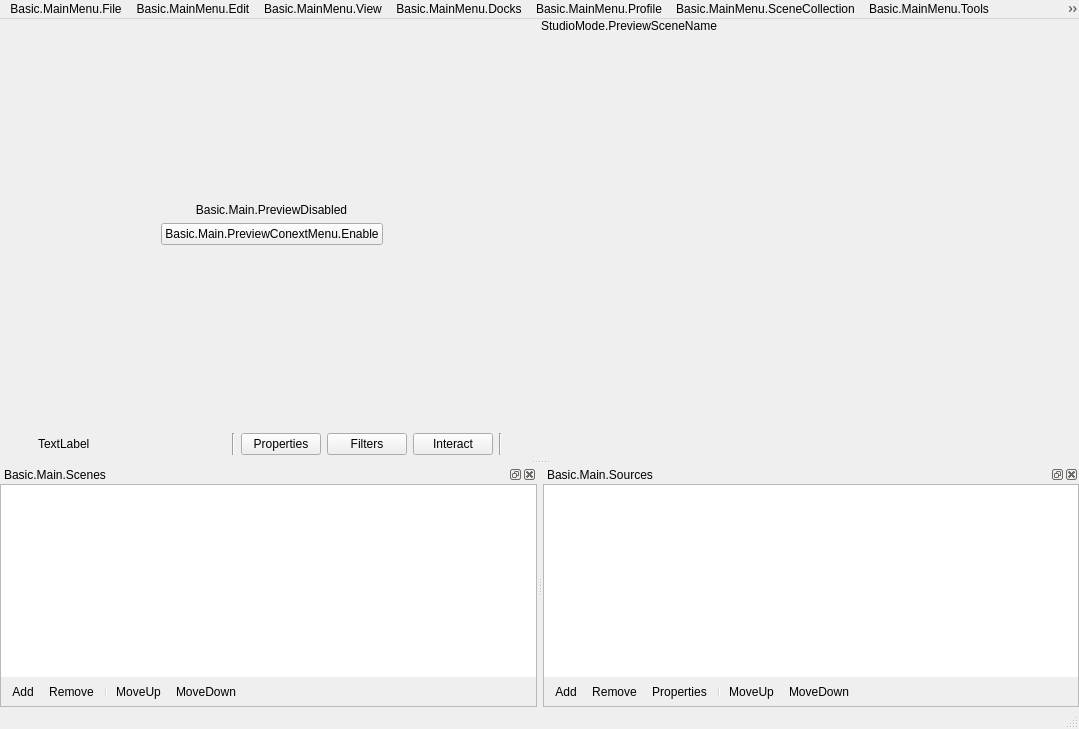
Above: UI/forms/OBSBasic.ui from tytan652/obs-studio before the change. Below: the same form after it.
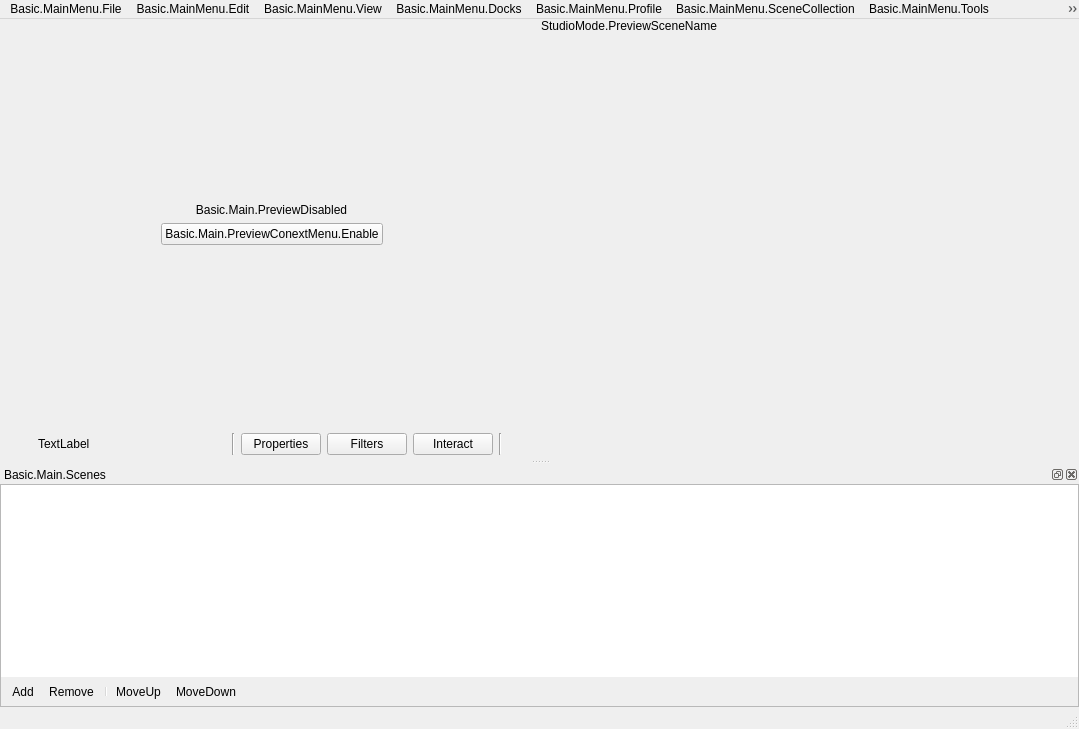
That is the form after the change. Icons and pictures are not drawn. Custom widgets are drawn as their Qt base class.

Commit message:
UI: Separate sources dock from the main window
This is a dirty separation, meaning that the main window still heavily
rely on widgets inside the dock.

A better separation will be possible only if the scene collection is
separated of the main window.

```diff
--- a/UI/forms/OBSBasic.ui
+++ b/UI/forms/OBSBasic.ui
@@ -868,145 +868,6 @@
     </layout>
    </widget>
   </widget>
-  <widget class="OBSDock" name="sourcesDock">
-   <property name="features">
-    <set>QDockWidget::DockWidgetClosable|QDockWidget::DockWidgetMovable|QDockWidget::DockWidgetFloatable</set>
-   </property>
-   <property name="windowTitle">
-    <string>Basic.Main.Sources</string>
-   </property>
-   <attribute name="dockWidgetArea">
-    <number>8</number>
-   </attribute>
-   <widget class="QWidget" name="dockWidgetContents_6">
-    <layout class="QVBoxLayout" name="verticalLayout_5">
-     <property name="spacing">
-      <number>0</number>
-     </property>
-     <property name="leftMargin">
-      <number>0</number>
-     </property>
-     <property name="topMargin">
-      <number>0</number>
-     </property>
-     <property name="rightMargin">
-      <number>0</number>
-     </property>
-     <property name="bottomMargin">
-      <number>0</number>
-     </property>
-     <item>
-      <widget class="QFrame" name="sourcesFrame">
-       <property name="sizePolicy">
-        <sizepolicy hsizetype="Expanding" vsizetype="Expanding">
-         <horstretch>0</horstretch>
-         <verstretch>0</verstretch>
-        </sizepolicy>
-       </property>
-       <property name="minimumSize">
-        <size>
-         <width>160</width>
-         <height>0</height>
-        </size>
-       </property>
-       <property name="frameShape">
-        <enum>QFrame::StyledPanel</enum>
-       </property>
-       <property name="frameShadow">
-        <enum>QFrame::Sunken</enum>
-       </property>
-       <layout class="QVBoxLayout" name="verticalLayout_17">
-        <property name="spacing">
-         <number>0</number>
-        </property>
-        <property name="leftMargin">
-         <number>0</number>
-        </property>
-        <property name="topMargin">
-         <number>0</number>
-        </property>
-        <property name="rightMargin">
-         <number>0</number>
-        </property>
-        <property name="bottomMargin">
-         <number>0</number>
-        </property>
-        <item>
-         <widget class="SourceTree" name="sources">
-          <property name="sizePolicy">
-           <sizepolicy hsizetype="Preferred" vsizetype="Expanding">
-            <horstretch>0</horstretch>
-            <verstretch>0</verstretch>
-           </sizepolicy>
-          </property>
-          <property name="spacing">
-           <number>0</number>
-          </property>
-          <property name="contextMenuPolicy">
-           <enum>Qt::CustomContextMenu</enum>
-          </property>
-          <property name="frameShape">
-           <enum>QFrame::NoFrame</enum>
-          </property>
-          <property name="showDropIndicator" stdset="0">
-           <bool>true</bool>
-          </property>
-          <property name="dragEnabled">
-           <bool>true</bool>
-          </property>
-          <property name="dragDropMode">
-           <enum>QAbstractItemView::InternalMove</enum>
-          </property>
-          <property name="defaultDropAction">
-           <enum>Qt::TargetMoveAction</enum>
-          </property>
-          <property name="selectionMode">
-           <enum>QAbstractItemView::ExtendedSelection</enum>
-          </property>
-          <addaction name="actionRemoveSource"/>
-         </widget>
-        </item>
-        <item>
-         <widget class="QToolBar" name="sourcesToolbar">
-          <property name="iconSize">
-           <size>
-            <width>16</width>
-            <height>16</height>
-           </size>
-          </property>
-          <property name="floatable">
-           <bool>false</bool>
-          </property>
-          <addaction name="actionAddSource"/>
-          <addaction name="actionRemoveSource"/>
-          <addaction name="actionSourceProperties"/>
-          <addaction name="separator"/>
-          <addaction name="actionSourceUp"/>
-          <addaction name="actionSourceDown"/>
-         </widget>
-        </item>
-        <item>
-         <spacer name="sourcesFixedSizeHSpacer">
-          <property name="orientation">
-           <enum>Qt::Horizontal</enum>
-          </property>
-          <property name="sizeType">
-           <enum>QSizePolicy::Fixed</enum>
-          </property>
-          <property name="sizeHint" stdset="0">
-           <size>
-            <width>150</width>
-            <height>0</height>
-           </size>
-          </property>
-         </spacer>
-        </item>
-       </layout>
-      </widget>
-     </item>
-    </layout>
-   </widget>
-  </widget>
   <action name="actionAddScene">
    <property name="icon">
     <iconset>
@@ -1022,21 +883,6 @@
     <string notr="true">addIconSmall</string>
    </property>
   </action>
-  <action name="actionAddSource">
-   <property name="icon">
-    <iconset>
-     <normaloff>:/res/images/plus.svg</normaloff>:/res/images/plus.svg</iconset>
-   </property>
-   <property name="text">
-    <string>Add</string>
-   </property>
-   <property name="toolTip">
-    <string>AddSource</string>
-   </property>
-   <property name="themeID" stdset="0">
-    <string notr="true">addIconSmall</string>
-   </property>
-  </action>
   <action name="actionRemoveScene">
    <property name="icon">
     <iconset>
@@ -1079,24 +925,6 @@
     <string notr="true">removeIconSmall</string>
    </property>
   </action>
-  <action name="actionSourceProperties">
-   <property name="enabled">
-    <bool>true</bool>
-   </property>
-   <property name="icon">
-    <iconset>
-     <normaloff>:/settings/images/settings/general.svg</normaloff>:/settings/images/settings/general.svg</iconset>
-   </property>
-   <property name="text">
-    <string>Properties</string>
-   </property>
-   <property name="toolTip">
-    <string>SourceProperties</string>
-   </property>
-   <property name="themeID" stdset="0">
-    <string notr="true">propertiesIconSmall</string>
-   </property>
-  </action>
   <action name="actionSceneUp">
    <property name="icon">
     <iconset>
@@ -1112,24 +940,6 @@
     <string notr="true">upArrowIconSmall</string>
    </property>
   </action>
-  <action name="actionSourceUp">
-   <property name="enabled">
-    <bool>true</bool>
-   </property>
-   <property name="icon">
-    <iconset>
-     <normaloff>:/res/images/up.svg</normaloff>:/res/images/up.svg</iconset>
-   </property>
-   <property name="text">
-    <string>MoveUp</string>
-   </property>
-   <property name="toolTip">
-    <string>MoveSourceUp</string>
-   </property>
-   <property name="themeID" stdset="0">
-    <string notr="true">upArrowIconSmall</string>
-   </property>
-  </action>
   <action name="actionSceneDown">
    <property name="icon">
     <iconset>
@@ -1145,24 +955,6 @@
     <string notr="true">downArrowIconSmall</string>
    </property>
   </action>
-  <action name="actionSourceDown">
-   <property name="enabled">
-    <bool>true</bool>
-   </property>
-   <property name="icon">
-    <iconset>
-     <normaloff>:/res/images/down.svg</normaloff>:/res/images/down.svg</iconset>
-   </property>
-   <property name="text">
-    <string>MoveDown</string>
-   </property>
-   <property name="toolTip">
-    <string>MoveSourceDown</string>
-   </property>
-   <property name="themeID" stdset="0">
-    <string notr="true">downArrowIconSmall</string>
-   </property>
-  </action>
   <action name="actionShow_Recordings">
    <property name="text">
     <string>Basic.MainMenu.File.ShowRecordings</string>
@@ -1703,11 +1495,6 @@
    <extends>QStatusBar</extends>
    <header>window-basic-status-bar.hpp</header>
   </customwidget>
-  <customwidget>
-   <class>SourceTree</class>
-   <extends>QListView</extends>
-   <header>source-tree.hpp</header>
-  </customwidget>
   <customwidget>
    <class>SceneTree</class>
    <extends>QListWidget</extends>
```
The commit also changes 8 other files.
